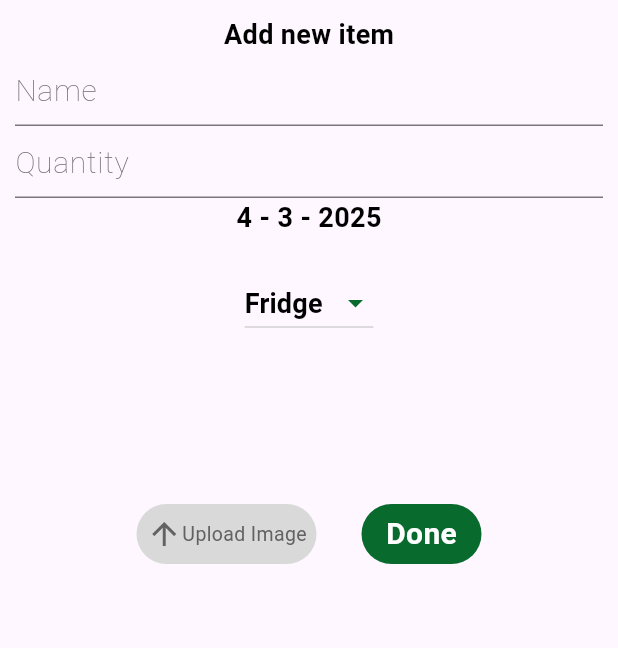
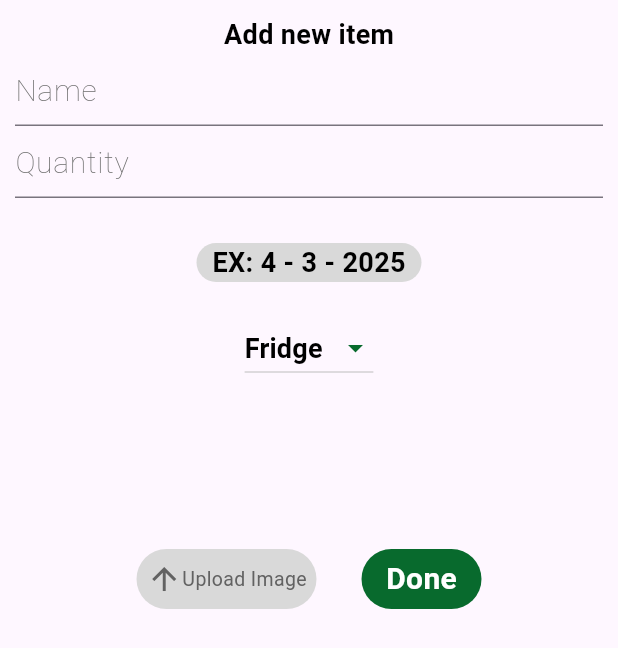
Before and after one commit to LailaRagab/food_guardian, a Flutter app: the CustomAddManuallyBottomSheetDetails widget shown alone on an empty page, opened directly, on a phone screen of 412 x 824 dp. Shown: the top 648 px of the screen. Run offline on Flutter 3.47's test engine with Material 3 defaults, Android fonts, the phone set to English and light mode, and no system bars; our stand-ins replace cloud_firestore, firebase_auth, firebase_core, flutter_bloc, flutter_speed_dial, go_router and 1 more; accounts and stored records are empty.

Commit message:
refactor the dateTimePicker to seperate the ui from logic and reading data from firestore is done.

```diff
--- a/lib/features/inventory_feature/models/card_itme_model.dart
+++ b/lib/features/inventory_feature/models/card_itme_model.dart
@@ -1,26 +1,37 @@
+import 'package:cloud_firestore/cloud_firestore.dart';
+
 class CardItemModel {
   static String collectionName = "InventoryCollection";
-  // String id;
-  String itemName;
-  String itemQuantity;
-  DateTime itemExpirationDate;
-  // String itemCategory;
+  final String docIDForDeleteAndEdit;
+  final String itemName;
+  final String itemQuantity;
+  final DateTime itemExpirationDate;
 
   CardItemModel({
-    // required this.id,
     required this.itemName,
     required this.itemQuantity,
     required this.itemExpirationDate,
-    // required this.itemCategory,
+    required this.docIDForDeleteAndEdit,
   });
+
+  // Updated factory constructor to accept a QueryDocumentSnapshot directly
+  factory CardItemModel.fromJson(QueryDocumentSnapshot doc) {
+    final data = doc.data() as Map<String, dynamic>; // Extract data properly
+    return CardItemModel(
+      docIDForDeleteAndEdit: doc.id, // Use document ID
+      itemName: data["name"] ?? "",
+      itemQuantity: data["quantity"] ?? "",
+      itemExpirationDate:
+          (data["exDate"] as Timestamp).toDate(), // Convert Firestore Timestamp
+    );
+  }
 
   Map<String, dynamic> toJson() {
     return {
-      // "userID": id,
+      "docID": docIDForDeleteAndEdit,
       "name": itemName,
       "quantity": itemQuantity,
       "exDate": itemExpirationDate,
-      // "category": itemCategory,
     };
   }
 }
--- a/lib/features/inventory_feature/presentation/inventory_view/inventory_widgets/custom_add_manually_bottom_sheet_details.dart
+++ b/lib/features/inventory_feature/presentation/inventory_view/inventory_widgets/custom_add_manually_bottom_sheet_details.dart
@@ -1,12 +1,13 @@
 import 'package:cloud_firestore/cloud_firestore.dart';
 import 'package:firebase_auth/firebase_auth.dart';
 import 'package:flutter/material.dart';
-import 'package:food_guardian/core/utils/extensions/date_format_extension.dart';
 import 'package:food_guardian/features/inventory_feature/models/card_itme_model.dart';
 import 'package:food_guardian/features/inventory_feature/presentation/inventory_view/inventory_widgets/custom_adding_item_text_field.dart';
+import 'package:food_guardian/features/inventory_feature/presentation/inventory_view/inventory_widgets/custom_date_picker.dart';
 import 'package:food_guardian/features/inventory_feature/presentation/inventory_view/inventory_widgets/custom_drop_down_button.dart';
 import 'package:food_guardian/features/inventory_feature/presentation/inventory_view/inventory_widgets/custom_small_button.dart';
 import 'package:food_guardian/features/inventory_feature/presentation/inventory_view/inventory_widgets/custom_upload_image_button.dart';
+
 import '../../../../../core/utils/assets/fonts.dart';
 
 class CustomAddManuallyBottomSheetDetails extends StatefulWidget {
@@ -61,14 +62,14 @@ class _CustomAddManuallyBottomSheetDetailsState
               });
             },
           ),
-          InkWell(
-            child: Text(
-              selectedDate.dateFormate(),
-              style: AppFonts.fontBlack18,
-            ),
+          SizedBox(
+            height: 30,
+          ),
+          CustomDatePicker(
             onTap: () {
               showMyDatePicker(context);
             },
+            date: selectedDate,
           ),
           const SizedBox(height: 20),
           CustomDropDownButton(
@@ -102,6 +103,7 @@ class _CustomAddManuallyBottomSheetDetailsState
             firstDate: DateTime.now(),
             lastDate: DateTime.now().add(Duration(days: 365))) ??
         selectedDate;
+
     if (selectedDate != null) {
       setState(() {
         selectedDate = selectedDate;
@@ -114,14 +116,16 @@ class _CustomAddManuallyBottomSheetDetailsState
         .collection(CardItemModel.collectionName)
         .doc(FirebaseAuth.instance.currentUser!.uid)
         .collection(category);
+
+    DocumentReference documentReference = inventoryCollection.doc();
     CardItemModel cardItemModel = CardItemModel(
-      // id: FirebaseAuth.instance.currentUser!.uid,
+      docIDForDeleteAndEdit: documentReference.id,
       itemName: name,
       itemQuantity: quantity,
       itemExpirationDate: selectedDate,
-      // itemCategory: category,
     );
-
-    inventoryCollection.add(cardItemModel.toJson());
+    documentReference.set(cardItemModel.toJson());
+    Navigator.pop(context);
+    // inventoryCollection.add(cardItemModel.toJson());
   }
 }
--- /dev/null
+++ b/lib/features/inventory_feature/presentation/inventory_view/inventory_widgets/custom_date_picker.dart
@@ -0,0 +1,34 @@
+import 'package:flutter/material.dart';
+import 'package:food_guardian/core/utils/extensions/date_format_extension.dart';
+
+import '../../../../../core/utils/assets/colors.dart';
+import '../../../../../core/utils/assets/fonts.dart';
+
+class CustomDatePicker extends StatelessWidget {
+  const CustomDatePicker({
+    super.key,
+    required this.onTap,
+    required this.date,
+  });
+
+  final VoidCallback onTap;
+  final DateTime date;
+  @override
+  Widget build(BuildContext context) {
+    return InkWell(
+      onTap: onTap,
+      child: Container(
+        width: 150,
+        decoration: BoxDecoration(
+            color: AppColors.kUploadButtonBg,
+            borderRadius: BorderRadius.all(Radius.circular(35))),
+        child: Center(
+          child: Text(
+            "EX: ${date.dateFormate()}",
+            style: AppFonts.fontBlack18,
+          ),
+        ),
+      ),
+    );
+  }
+}
```
Also changed, not shown: lib/features/inventory_feature/presentation/inventory_view/inventory_widgets/fridge_category.dart (+37 -16 lines), lib/features/inventory_feature/presentation/inventory_view/inventory_widgets/item_card.dart (+10 -2 lines), lib/features/inventory_feature/presentation/inventory_view/inventory_widgets/item_card_details.dart (+8 -4 lines), lib/features/inventory_feature/presentation/inventory_view_model/firestore_services.dart (deleted, +0 -27 lines), 4 other files.
